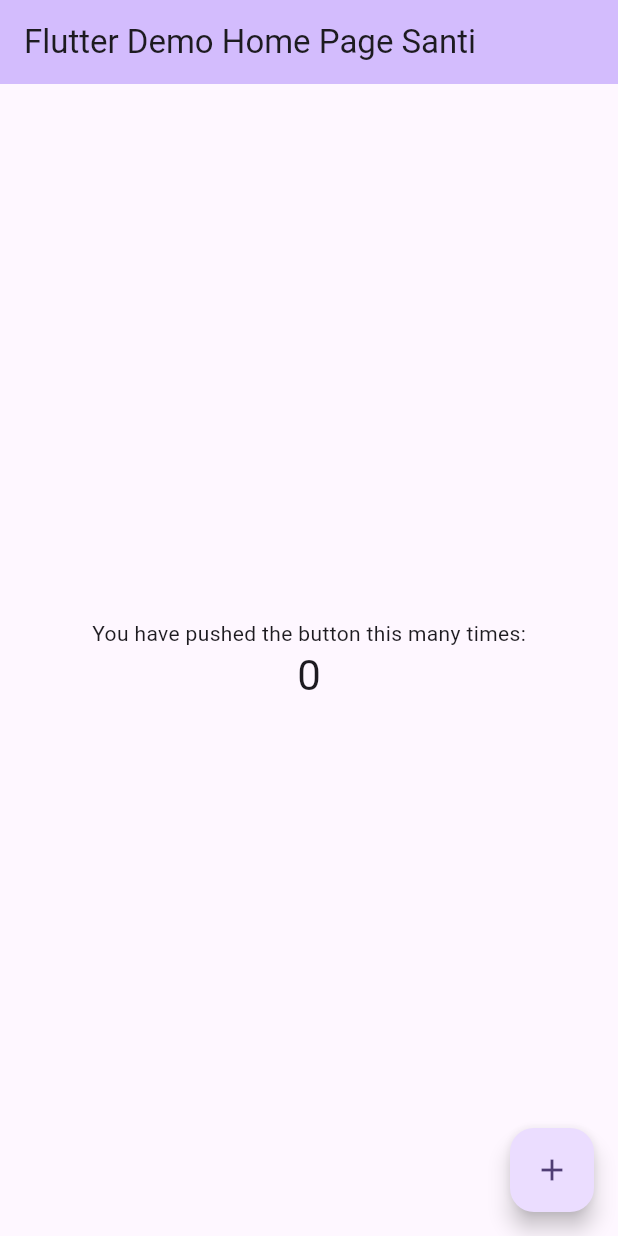
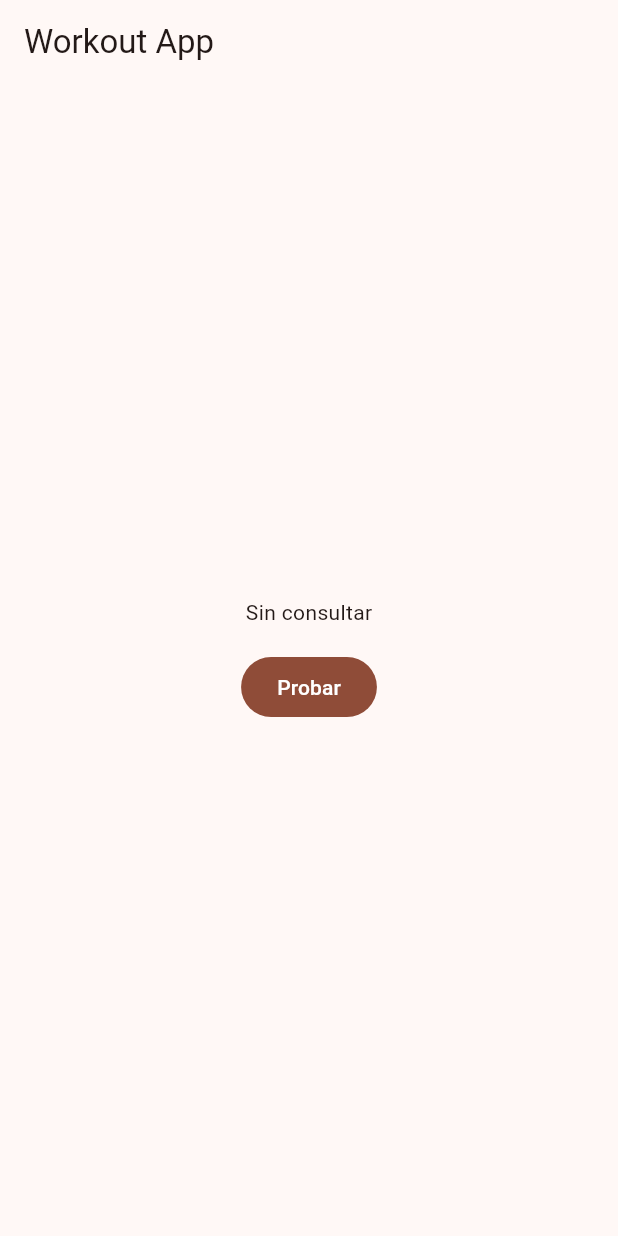
Before and after one commit to santinuin/naguan-app, a Flutter app: the screen it shows after launch, on a phone screen of 412 x 824 dp. Run offline on Flutter 3.47's test engine with Material 3 defaults, Android fonts, the phone set to English and light mode, and no system bars.

Commit message:
Add HealthClient and HomeScreen for backend status check; update AndroidManifest and dependencies

```diff
--- /dev/null
+++ b/mobile/lib/health_client.dart
@@ -0,0 +1,22 @@
+import 'dart:convert';
+
+import 'package:http/http.dart' as http;
+
+class HealthClient {
+  HealthClient({required this.baseUrl});
+
+  final String baseUrl;
+
+  Future<String> fetchStatus() async {
+    final response = await http
+        .get(Uri.parse('$baseUrl/health'))
+        .timeout(const Duration(seconds: 5));
+
+    if (response.statusCode != 200) {
+      throw Exception('El backend respondió ${response.statusCode}');
+    }
+
+    final body = jsonDecode(response.body) as Map<String, dynamic>;
+    return body['status'] as String;
+  }
+}
--- /dev/null
+++ b/mobile/lib/home_screen.dart
@@ -0,0 +1,54 @@
+import 'package:flutter/material.dart';
+import 'package:workout_app/health_client.dart';
+
+class HomeScreen extends StatefulWidget {
+  const HomeScreen({super.key});
+
+  @override
+  State<HomeScreen> createState() => _HomeScreenState();
+}
+
+class _HomeScreenState extends State<HomeScreen> {
+  final _client = HealthClient(baseUrl: 'http://10.0.2.2:8080');
+
+  String _message = 'Sin consultar';
+  bool _loading = false;
+
+  Future<void> _check() async {
+    setState(() => _loading = true);
+
+    String message;
+    try {
+      final status = await _client.fetchStatus();
+      message = 'Backend: $status';
+    } catch (e) {
+      message = 'Error: $e';
+    }
+
+    if (!mounted) return;
+    setState(() {
+      _message = message;
+      _loading = false;
+    });
+  }
+
+  @override
+  Widget build(BuildContext context) {
+    return Scaffold(
+      appBar: AppBar(title: const Text('Workout App')),
+      body: Center(
+        child: Column(
+          mainAxisAlignment: MainAxisAlignment.center,
+          children: [
+            Text(_message),
+            const SizedBox(height: 16),
+            FilledButton(
+              onPressed: _loading ? null : _check,
+              child: Text(_loading ? 'Consultando...' : 'Probar'),
+            ),
+          ],
+        ),
+      ),
+    );
+  }
+}
--- a/mobile/lib/main.dart
+++ b/mobile/lib/main.dart
@@ -1,122 +1,19 @@
 import 'package:flutter/material.dart';
+import 'package:workout_app/home_screen.dart';
 
 void main() {
-  runApp(const MyApp());
+  runApp(const WorkoutApp());
 }
 
-class MyApp extends StatelessWidget {
-  const MyApp({super.key});
+class WorkoutApp extends StatelessWidget {
+  const WorkoutApp({super.key});
 
-  // This widget is the root of your application.
   @override
   Widget build(BuildContext context) {
     return MaterialApp(
-      title: 'Flutter Demo',
-      theme: ThemeData(
-        // This is the theme of your application.
-        //
-        // TRY THIS: Try running your application with "flutter run". You'll see
-        // the application has a purple toolbar. Then, without quitting the app,
-        // try changing the seedColor in the colorScheme below to Colors.green
-        // and then invoke "hot reload" (save your changes or press the "hot
-        // reload" button in a Flutter-supported IDE, or press "r" if you used
-        // the command line to start the app).
-        //
-        // Notice that the counter didn't reset back to zero; the application
-        // state is not lost during the reload. To reset the state, use hot
-        // restart instead.
-        //
-        // This works for code too, not just values: Most code changes can be
-        // tested with just a hot reload.
-        colorScheme: .fromSeed(seedColor: Colors.deepPurple),
-      ),
-      home: const MyHomePage(title: 'Flutter Demo Home Page Santi'),
+      title: 'Workout App',
+      theme: ThemeData(colorSchemeSeed: Colors.deepOrange),
+      home: const HomeScreen()
     );
   }
 }
-
-class MyHomePage extends StatefulWidget {
-  const MyHomePage({super.key, required this.title});
-
-  // This widget is the home page of your application. It is stateful, meaning
-  // that it has a State object (defined below) that contains fields that affect
-  // how it looks.
-
-  // This class is the configuration for the state. It holds the values (in this
-  // case the title) provided by the parent (in this case the App widget) and
-  // used by the build method of the State. Fields in a Widget subclass are
-  // always marked "final".
-
-  final String title;
-
-  @override
-  State<MyHomePage> createState() => _MyHomePageState();
-}
-
-class _MyHomePageState extends State<MyHomePage> {
-  int _counter = 0;
-
-  void _incrementCounter() {
-    setState(() {
-      // This call to setState tells the Flutter framework that something has
-      // changed in this State, which causes it to rerun the build method below
-      // so that the display can reflect the updated values. If we changed
-      // _counter without calling setState(), then the build method would not be
-      // called again, and so nothing would appear to happen.
-      _counter++;
-    });
-  }
-
-  @override
-  Widget build(BuildContext context) {
-    // This method is rerun every time setState is called, for instance as done
-    // by the _incrementCounter method above.
-    //
-    // The Flutter framework has been optimized to make rerunning build methods
-    // fast, so that you can just rebuild anything that needs updating rather
-    // than having to individually change instances of widgets.
-    return Scaffold(
-      appBar: AppBar(
-        // TRY THIS: Try changing the color here to a specific color (to
-        // Colors.amber, perhaps?) and trigger a hot reload to see the AppBar
-        // change color while the other colors stay the same.
-        backgroundColor: Theme.of(context).colorScheme.inversePrimary,
-        // Here we take the value from the MyHomePage object that was created by
-        // the App.build method, and use it to set our appbar title.
-        title: Text(widget.title),
-      ),
-      body: Center(
-        // Center is a layout widget. It takes a single child and positions it
-        // in the middle of the parent.
-        child: Column(
-          // Column is also a layout widget. It takes a list of children and
-          // arranges them vertically. By default, it sizes itself to fit its
-          // children horizontally, and tries to be as tall as its parent.
-          //
-          // Column has various properties to control how it sizes itself and
-          // how it positions its children. Here we use mainAxisAlignment to
-          // center the children vertically; the main axis here is the vertical
-          // axis because Columns are vertical (the cross axis would be
-          // horizontal).
-          //
-          // TRY THIS: Invoke "debug painting" (choose the "Toggle Debug Paint"
-          // action in the IDE, or press "p" in the console), to see the
-          // wireframe for each widget.
-          mainAxisAlignment: .center,
-          children: [
-            const Text('You have pushed the button this many times:'),
-            Text(
-              '$_counter',
-              style: Theme.of(context).textTheme.headlineMedium,
-            ),
-          ],
-        ),
-      ),
-      floatingActionButton: FloatingActionButton(
-        onPressed: _incrementCounter,
-        tooltip: 'Increment',
-        child: const Icon(Icons.add),
-      ),
-    );
-  }
-}
--- a/mobile/pubspec.yaml
+++ b/mobile/pubspec.yaml
@@ -34,6 +34,7 @@
   # The following adds the Cupertino Icons font to your application.
   # Use with the CupertinoIcons class for iOS style icons.
   cupertino_icons: ^1.0.8
+  http: ^1.6.0
 
 dev_dependencies:
   flutter_test:
```
Also changed, not shown: mobile/pubspec.lock, 1 other file.
